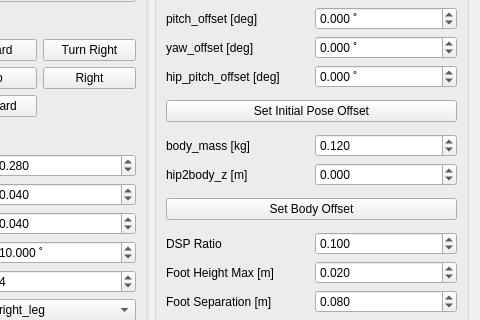
Qt form op3_gui_demo/ui/preview_walking_form.ui (nyxrobotics/robotis_op3_tools) before a commit; both pictures show x 178 to 658 and y 155 to 475 of the 658 by 665 pixel window.
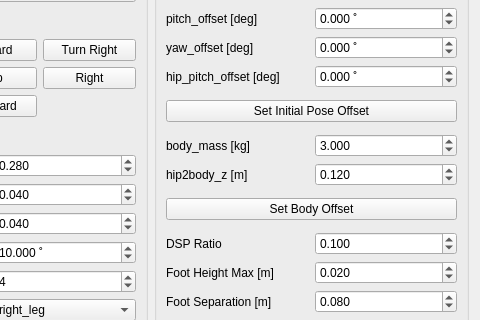
The same form after that commit.

Diff of the .ui file:
```diff
--- a/op3_gui_demo/ui/preview_walking_form.ui
+++ b/op3_gui_demo/ui/preview_walking_form.ui
@@ -471,7 +471,7 @@
              <double>0.010000000000000</double>
             </property>
             <property name="value">
-             <double>0.120000000000000</double>
+             <double>3.000000000000000</double>
             </property>
            </widget>
           </item>
@@ -509,7 +509,7 @@
              <double>0.005000000000000</double>
             </property>
             <property name="value">
-             <double>0.000000000000000</double>
+             <double>0.120000000000000</double>
             </property>
            </widget>
           </item>
```
Left out of the diff: 2 changed lines with no effect on the pictures.
